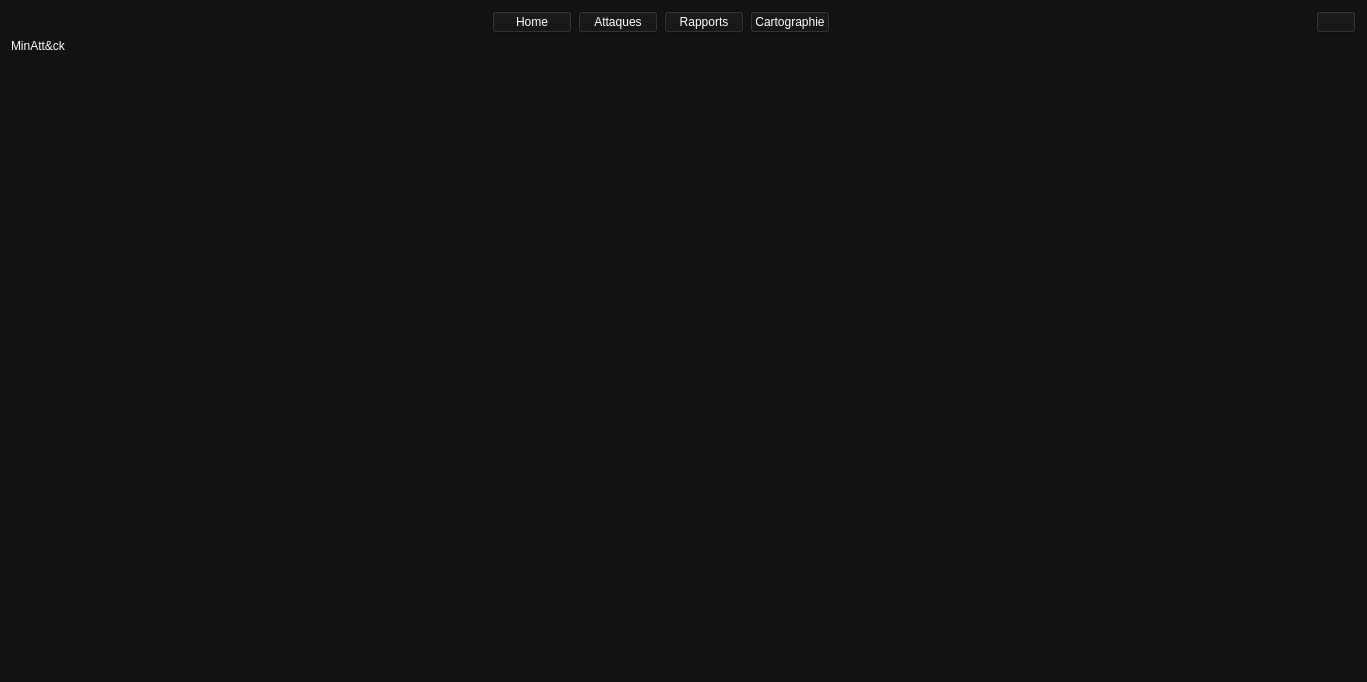
Above: frontend/ui/accueil.ui from Pauldechassey/Minatt-ck before the change. Below: the same form after it.
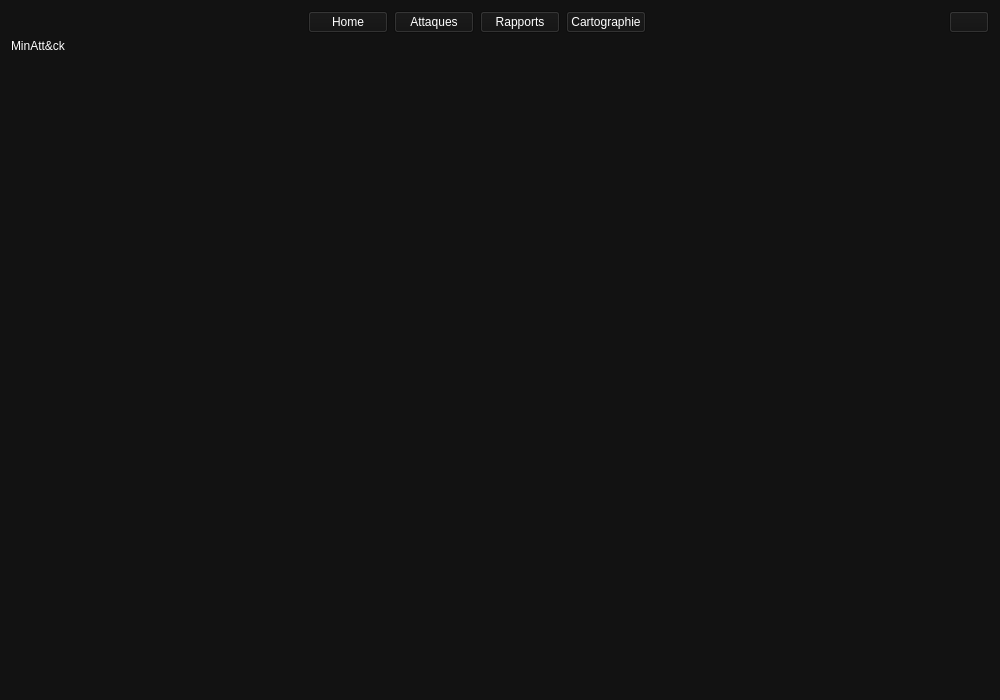
That is the form after the change.

Commit message: feat: style pour login, accueil, attaques + refactorisation des noms de variables

```diff
--- a/frontend/ui/accueil.ui
+++ b/frontend/ui/accueil.ui
@@ -6,8 +6,8 @@
    <rect>
     <x>0</x>
     <y>0</y>
-    <width>1367</width>
-    <height>682</height>
+    <width>1000</width>
+    <height>700</height>
    </rect>
   </property>
   <property name="windowTitle">
@@ -18,9 +18,9 @@
 color: white;
 </string>
   </property>
-  <layout class="QVBoxLayout" name="verticalLayout">
-   <item>
-    <layout class="QHBoxLayout" name="horizontalLayout">
+  <layout class="QGridLayout" name="gridLayout_2">
+   <item row="0" column="0">
+    <layout class="QHBoxLayout" name="menuAccueil">
      <item>
       <spacer name="horizontalSpacer">
        <property name="orientation">
@@ -36,6 +36,18 @@
      </item>
      <item>
       <widget class="QPushButton" name="pushButtonHomeAccueil">
+       <property name="styleSheet">
+        <string notr="true">QPushButton {
+    background-color: #00C853; /* Vert */
+    color: white;
+    font-weight: bold;
+    border-radius: 5px;
+    padding: 8px;
+}
+QPushButton:hover {
+    background-color: #009624; / survol */
+}</string>
+       </property>
        <property name="text">
         <string>Home</string>
        </property>
@@ -43,6 +55,18 @@
      </item>
      <item>
       <widget class="QPushButton" name="pushButtonAttaquesAccueil">
+       <property name="styleSheet">
+        <string notr="true">QPushButton {
+    background-color: #00C853; /* Vert */
+    color: white;
+    font-weight: bold;
+    border-radius: 5px;
+    padding: 8px;
+}
+QPushButton:hover {
+    background-color: #009624; / survol */
+}</string>
+       </property>
        <property name="text">
         <string>Attaques</string>
        </property>
@@ -50,6 +74,18 @@
      </item>
      <item>
       <widget class="QPushButton" name="pushButtonRapportsAccueil">
+       <property name="styleSheet">
+        <string notr="true">QPushButton {
+    background-color: #00C853; /* Vert */
+    color: white;
+    font-weight: bold;
+    border-radius: 5px;
+    padding: 8px;
+}
+QPushButton:hover {
+    background-color: #009624; / survol */
+}</string>
+       </property>
        <property name="text">
         <string>Rapports</string>
        </property>
@@ -57,6 +93,18 @@
      </item>
      <item>
       <widget class="QPushButton" name="pushButtonCartographieAccueil">
+       <property name="styleSheet">
+        <string notr="true">QPushButton {
+    background-color: #00C853; /* Vert */
+    color: white;
+    font-weight: bold;
+    border-radius: 5px;
+    padding: 8px;
+}
+QPushButton:hover {
+    background-color: #009624; / survol */
+}</string>
+       </property>
        <property name="text">
         <string>Cartographie</string>
        </property>
@@ -84,14 +132,14 @@
      </item>
     </layout>
    </item>
-   <item>
+   <item row="1" column="0">
     <widget class="QLabel" name="labelNomAccueil">
      <property name="text">
       <string>MinAtt&amp;ck</string>
      </property>
     </widget>
    </item>
-   <item>
+   <item row="2" column="0">
     <layout class="QGridLayout" name="gridLayout">
      <item row="0" column="0">
       <spacer name="verticalSpacer">
```
Left out of the diff: 6 changed lines with no effect on the pictures. The commit also changes 13 other files.
